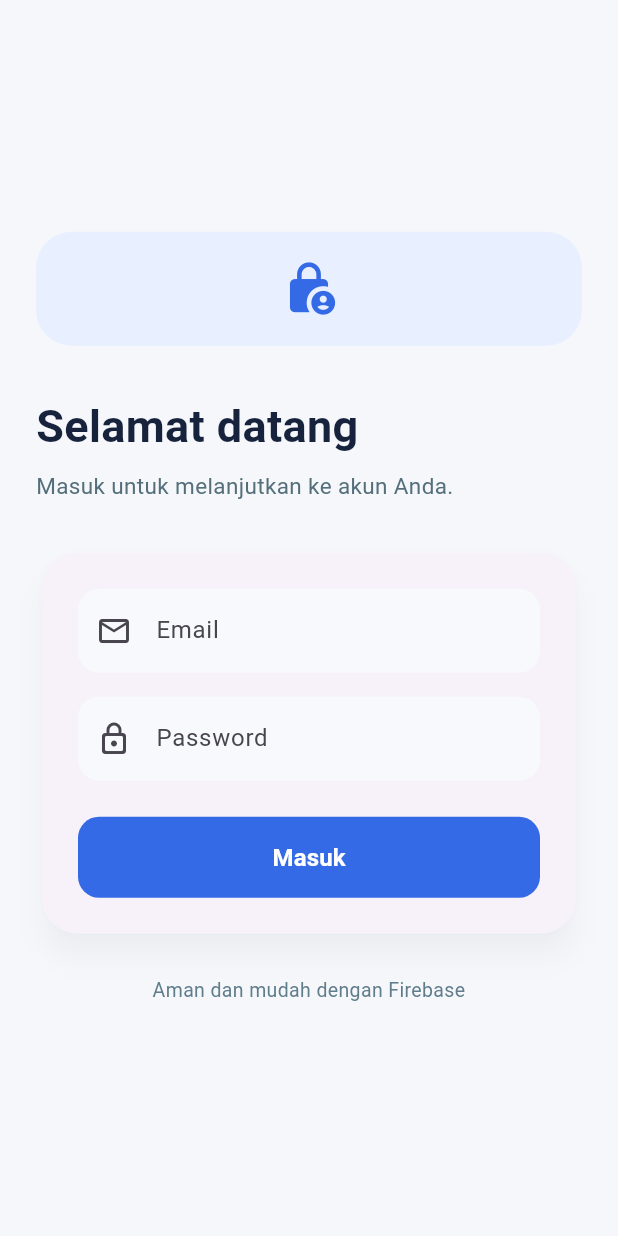
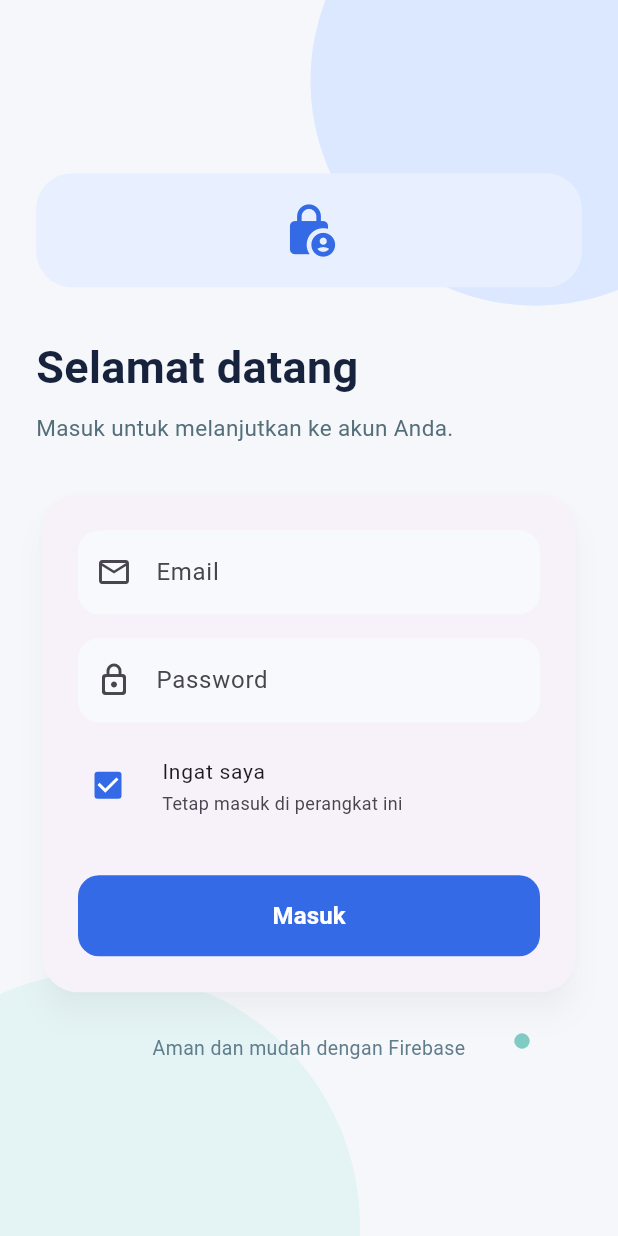
Before and after one commit to NuxMann/Latihan_Firebase_1124160069, a Flutter app: the screen it shows after launch, on a phone screen of 412 x 824 dp. Run offline on Flutter 3.47's test engine with Material 3 defaults, Android fonts, the phone set to English and light mode, and no system bars; our stand-ins replace firebase_auth, firebase_core; accounts and stored records are empty.

Commit message:
Menambahkan checklist ingat saya dan menambah background

```diff
--- a/lib/main.dart
+++ b/lib/main.dart
@@ -2,6 +2,7 @@ import 'package:flutter/material.dart';
 import 'package:firebase_core/firebase_core.dart';
 import 'package:firebase_auth/firebase_auth.dart';
 import 'firebase_options.dart';
+import 'dart:math' as math;
 
 void main() async {
   WidgetsFlutterBinding.ensureInitialized();
@@ -69,6 +70,7 @@ class _LoginScreenState extends State<LoginScreen> {
   final TextEditingController _emailController = TextEditingController();
   final TextEditingController _passwordController = TextEditingController();
   bool _isLoading = false;
+  bool _rememberLogin = true;
   String? _errorMessage;
 
   Future<void> _login() async {
@@ -78,10 +80,15 @@ class _LoginScreenState extends State<LoginScreen> {
     });
 
     try {
-      await FirebaseAuth.instance.signInWithEmailAndPassword(
+      final credential = await FirebaseAuth.instance.signInWithEmailAndPassword(
         email: _emailController.text.trim(),
         password: _passwordController.text.trim(),
       );
+      // Firebase Auth menyimpan status sesi secara persisten secara default.
+      // Jika opsi dihapus, langsung keluarkan sesi setelah autentikasi berhasil.
+      if (!_rememberLogin && credential.user != null) {
+        await FirebaseAuth.instance.signOut();
+      }
       // Jika berhasil, AuthWrapper otomatis mendeteksi perubahan stream
     } on FirebaseAuthException catch (e) {
       setState(() {
@@ -107,8 +114,11 @@ class _LoginScreenState extends State<LoginScreen> {
   Widget build(BuildContext context) {
     return Scaffold(
       backgroundColor: const Color(0xFFF5F7FB),
-      body: SafeArea(
-        child: Center(
+      body: Stack(
+        children: [
+          const Positioned.fill(child: _LoginIllustration()),
+          SafeArea(
+            child: Center(
           child: SingleChildScrollView(
             padding: const EdgeInsets.symmetric(horizontal: 24, vertical: 32),
             child: ConstrainedBox(
@@ -173,6 +183,18 @@ class _LoginScreenState extends State<LoginScreen> {
                               border: OutlineInputBorder(borderRadius: BorderRadius.circular(14), borderSide: BorderSide.none),
                             ),
                           ),
+                          const SizedBox(height: 6),
+                          CheckboxListTile(
+                            value: _rememberLogin,
+                            onChanged: _isLoading
+                                ? null
+                                : (value) => setState(() => _rememberLogin = value ?? false),
+                            contentPadding: EdgeInsets.zero,
+                            controlAffinity: ListTileControlAffinity.leading,
+                            title: const Text('Ingat saya', style: TextStyle(fontSize: 14)),
+                            subtitle: const Text('Tetap masuk di perangkat ini', style: TextStyle(fontSize: 12)),
+                            activeColor: const Color(0xFF356AE6),
+                          ),
                           const SizedBox(height: 24),
                           SizedBox(
                             height: 54,
@@ -199,10 +221,73 @@ class _LoginScreenState extends State<LoginScreen> {
               ),
             ),
           ),
-        ),
+            ),
+          ),
+        ],
       ),
     );
   }
+}
+
+class _LoginIllustration extends StatefulWidget {
+  const _LoginIllustration();
+
+  @override
+  State<_LoginIllustration> createState() => _LoginIllustrationState();
+}
+
+class _LoginIllustrationState extends State<_LoginIllustration>
+    with SingleTickerProviderStateMixin {
+  late final AnimationController _controller = AnimationController(
+    vsync: this,
+    duration: const Duration(seconds: 5),
+  )..repeat(reverse: true);
+
+  @override
+  void dispose() {
+    _controller.dispose();
+    super.dispose();
+  }
+
+  @override
+  Widget build(BuildContext context) {
+    return AnimatedBuilder(
+      animation: _controller,
+      builder: (context, child) {
+        final lift = math.sin(_controller.value * math.pi) * 14;
+        return Stack(
+          children: [
+            Positioned(
+              top: -110 + lift,
+              right: -95,
+              child: _blob(300, const Color(0xFFDCE8FF)),
+            ),
+            Positioned(
+              bottom: -150 - lift,
+              left: -100,
+              child: _blob(340, const Color(0xFFE4F3F4)),
+            ),
+            Positioned(
+              top: 105 + lift,
+              right: 38,
+              child: Icon(Icons.auto_awesome, size: 28, color: Colors.blue.shade200),
+            ),
+            Positioned(
+              bottom: 110 + lift,
+              right: 58,
+              child: Icon(Icons.circle, size: 12, color: Colors.teal.shade200),
+            ),
+          ],
+        );
+      },
+    );
+  }
+
+  Widget _blob(double size, Color color) => Container(
+        width: size,
+        height: size,
+        decoration: BoxDecoration(color: color, shape: BoxShape.circle),
+      );
 }
 
 /// Halaman Informasi User
```
